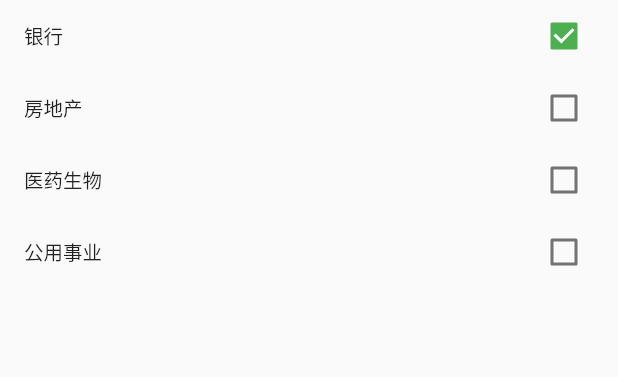
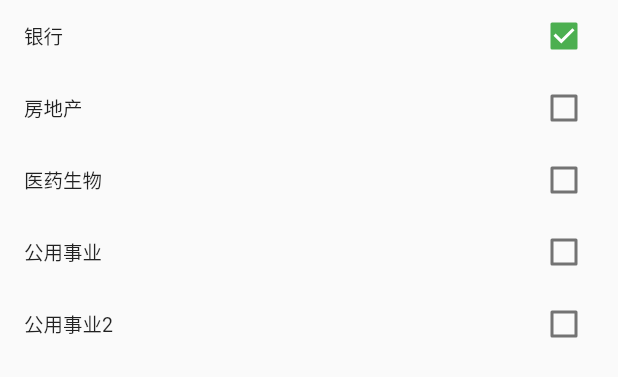
Before and after one commit to 1193223605/QuantAdvisor, a Flutter app: the DemoPage widget shown alone on an empty page, opened directly, after a tap on "银行", on a phone screen of 412 x 824 dp. Shown: the top 377 px of the screen. Run offline on Flutter 3.47's test engine with Material 2 defaults, Android fonts, the phone set to English and light mode, and no system bars; network calls fail.

Commit message:
改进checkboxlist界面，增加获取行业列表功能

```diff
--- a/lib/checkBoxList.dart
+++ b/lib/checkBoxList.dart
@@ -21,35 +21,115 @@ class DemoPageState extends State<DemoPage> {
   bool isCheck = false;
 
   //列表是否选中值
-  List<bool> isChecks = [false, false, false, false];
+  List<bool> isChecks = [false, false, false, false,false, false, false, false];
 
   @override
   Widget build(BuildContext context) {
-    return Column(
+    return new SizedBox(
+      height: 250,
+      child : new SingleChildScrollView(
+        physics: BouncingScrollPhysics(),
+        child: new Column(
       children: <Widget>[
-        /*
-        Center(
-          child: CheckboxListTile(
-            value: _value,
-            //默认文字是否高亮
-            selected: true,
-            onChanged: _valueChanged,
-            dense: false,
-            //文字是否对齐 图标高度
-            isThreeLine: false,
 
-            //文字是否三行显示
-            title: Text('整个内容'),
-            // 将控件放在何处相对于文本,leading 按钮显示在文字前面,platform,trailing 按钮显示在文字后面
+          CheckboxListTile(
+            value: isChecks[0],
+            onChanged: (bool){
+              setState(() {
+                isChecks[0] = bool;
+              });
+            },
+            title: Text('银行'),
             controlAffinity: ListTileControlAffinity.platform,
-            subtitle: Text('勾选下列选项'),
-            secondary: Icon(Icons.archive),//左侧小图标
+            activeColor: _value ? Colors.red : Colors.green,
+            dense: true,
+          ),
 
-            activeColor: Colors.red,
+          CheckboxListTile(
+            value: isChecks[1],
+            onChanged: (bool){
+              setState(() {
+                isChecks[1] = bool;
+              });
+            },
+            title: Text('房地产'),
+            controlAffinity: ListTileControlAffinity.platform,
+            activeColor: _value ? Colors.red : Colors.green,
+            dense: true,
           ),
-        ),
-        */
 
+        CheckboxListTile(
+            value: isChecks[2],
+            onChanged: (bool){
+              setState(() {
+                isChecks[2] = bool;
+              });
+            },
+            title: Text('医药生物'),
+            controlAffinity: ListTileControlAffinity.platform,
+            activeColor: _value ? Colors.red : Colors.green,
+            dense: true,
+          ),
+
+        CheckboxListTile(
+            value: isChecks[3],
+            onChanged: (bool){
+              setState(() {
+                isChecks[3] = bool;
+              });
+            },
+            title: Text('公用事业'),
+            controlAffinity: ListTileControlAffinity.platform,
+            activeColor: _value ? Colors.red : Colors.green,
+            dense: true,
+          ),
+
+          CheckboxListTile(
+            value: isChecks[3],
+            onChanged: (bool){
+              setState(() {
+                isChecks[4] = bool;
+              });
+            },
+            title: Text('公用事业2'),
+            controlAffinity: ListTileControlAffinity.platform,
+            activeColor: _value ? Colors.red : Colors.green,
+            dense: true,
+          ),
+
+          CheckboxListTile(
+            value: isChecks[3],
+            onChanged: (bool){
+              setState(() {
+                isChecks[5] = bool;
+              });
+            },
+            title: Text('公用事业3'),
+            controlAffinity: ListTileControlAffinity.platform,
+            activeColor: _value ? Colors.red : Colors.green,
+            dense: true,
+          ),
+
+          CheckboxListTile(
+            value: isChecks[3],
+            onChanged: (bool){
+              setState(() {
+                isChecks[6] = bool;
+              });
+            },
+            title: Text('公用事业4'),
+            controlAffinity: ListTileControlAffinity.platform,
+            activeColor: _value ? Colors.red : Colors.green,
+            dense: true,
+          ),
+
+      ],
+          //physics: BouncingScrollPhysics(),
+       //new Center(
+    //child: Column(
+      //children: <Widget>[
+
+/*
           CheckboxListTile(
             value: isChecks[0],
             onChanged: (bool){
@@ -102,7 +182,52 @@ class DemoPageState extends State<DemoPage> {
             activeColor: _value ? Colors.red : Colors.green,
             dense: true,
           ),
-      ],
-    );
+
+          CheckboxListTile(
+            value: isChecks[3],
+            onChanged: (bool){
+              setState(() {
+                isChecks[3] = bool;
+              });
+            },
+            title: Text('公用事业2'),
+            controlAffinity: ListTileControlAffinity.platform,
+            activeColor: _value ? Colors.red : Colors.green,
+            dense: true,
+          ),
+
+          CheckboxListTile(
+            value: isChecks[3],
+            onChanged: (bool){
+              setState(() {
+                isChecks[3] = bool;
+              });
+            },
+            title: Text('公用事业3'),
+            controlAffinity: ListTileControlAffinity.platform,
+            activeColor: _value ? Colors.red : Colors.green,
+            dense: true,
+          ),
+
+          CheckboxListTile(
+            value: isChecks[3],
+            onChanged: (bool){
+              setState(() {
+                isChecks[3] = bool;
+              });
+            },
+            title: Text('公用事业4'),
+            controlAffinity: ListTileControlAffinity.platform,
+            activeColor: _value ? Colors.red : Colors.green,
+            dense: true,
+          ),
+          */
+
+        //],
+      //)
+    //)
+      ),
+      ),
+  );
   }
 }
```
Also changed, not shown: lib/main.dart (+8 -2 lines), lib/webapihelper.dart (+37 -1 lines).
